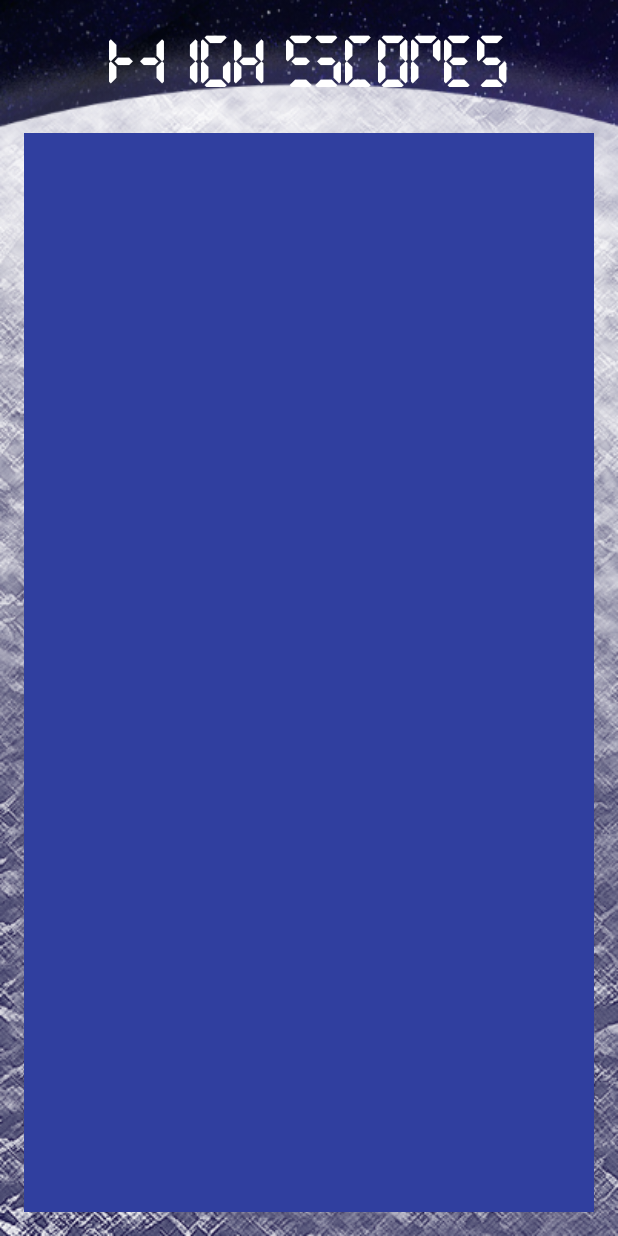
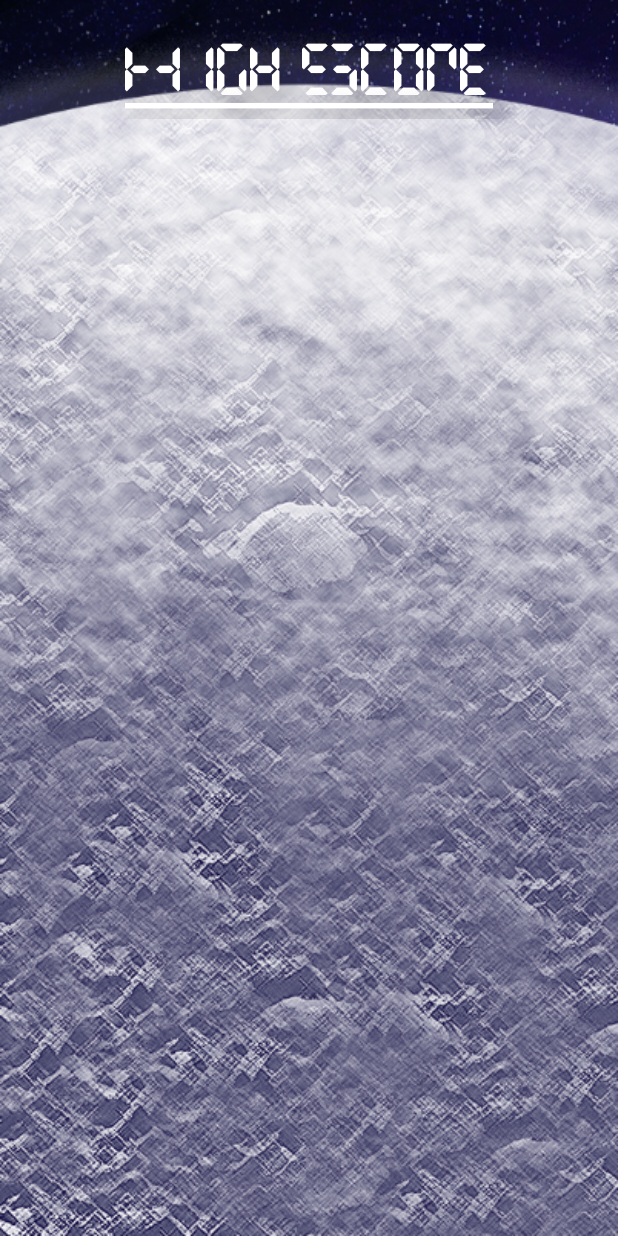
Before and after one commit to jschmitt4/TernionFinal, an Android app: the ScoreActivity screen opened directly, with no data from a screen before it, on a phone screen of 412 x 824 dp. Run offline under Robolectric (Android 15) with nearby library versions, the phone set to English and light mode, and no system bars.

Commit message:
High Score Design Change

```diff
--- a/app/src/main/java/com/danielchoi/ternionfinal/GameActivity.java
+++ b/app/src/main/java/com/danielchoi/ternionfinal/GameActivity.java
@@ -23,7 +23,7 @@ import android.widget.RelativeLayout;
 public class GameActivity extends AppCompatActivity implements View.OnClickListener{
     // Variables
     public static final int activityRef = 2000;
-    private int score;
+    private int score=0, count=0;
 
     public GridBoard playerGrid, enemyGrid;
     public Vibrator vb;
--- a/app/src/main/java/com/danielchoi/ternionfinal/GridBoard.java
+++ b/app/src/main/java/com/danielchoi/ternionfinal/GridBoard.java
@@ -53,7 +53,7 @@ public class GridBoard extends Activity implements OnTouchListener {
         vb =  (Vibrator) context.getSystemService(Context.VIBRATOR_SERVICE);
         linBoardGame = (LinearLayout) ((Activity)context).findViewById(boardID);
         gridContainer = (RelativeLayout) ((Activity)context).findViewById(R.id.gridContainer);
-        gridContainer.setOnTouchListener(this);
+        //gridContainer.setOnTouchListener(this);
         linBoardGame.setOnTouchListener(this);
         sizeOfCell = Math.round(ScreenWidth() / (maxN + (1)));
         prevShipSize = 0;
@@ -179,14 +179,14 @@ public class GridBoard extends Activity implements OnTouchListener {
                     //This is where we would place our figures!
                     break;
             }
-        }else{
+        }/*else{          ------------Test High Score
             int x = Math.round(motionEvent.getX());
             int y = Math.round(motionEvent.getY());
             Log.i("CONTAINER", "COORDINATES");
             Log.i("X: ", "" + x);
             Log.i("Y: ", "" + y);
 
-        }
+        }*/
         return true;
     }
     private boolean checkGridCell(){
--- a/app/src/main/res/layout/activity_score.xml
+++ b/app/src/main/res/layout/activity_score.xml
@@ -16,15 +16,21 @@
         android:layout_width="match_parent"
         android:layout_height="wrap_content"
         android:id="@+id/highScoreTv"
-        android:textColor="@color/white"
+        android:textColor="@color/text_shadow_white"
+        android:shadowColor="@color/text_shadow"
+        android:shadowDx="10"
+        android:shadowDy="10"
+        android:shadowRadius="20"
         android:textSize="50sp"
         android:textAlignment="center"
-        android:layout_marginBottom="20dp" />
+        android:layout_marginBottom="20dp"
+        android:paddingBottom="5dp"
+        android:paddingTop="5dp"/>
 
     <ListView
         android:layout_width="match_parent"
-        android:background="@color/white"
-        android:backgroundTint="@color/colorPrimaryDark"
+        android:background="@android:color/transparent"
+        android:listSelector="@android:color/transparent"
         android:layout_height="match_parent"
         android:layout_alignParentBottom="true"
         android:layout_alignParentStart="true"
--- a/app/src/main/res/layout/enter_name.xml
+++ b/app/src/main/res/layout/enter_name.xml
@@ -11,7 +11,7 @@
             android:id="@+id/congrats_textView"
             android:textAlignment="center"
             android:textSize="30sp"
-            android:textColor="@color/white"
+            android:textColor="@color/black"
             android:padding="5dp" />
 
         <EditText
--- a/app/src/main/res/values/colors.xml
+++ b/app/src/main/res/values/colors.xml
@@ -3,9 +3,12 @@
     <color name="colorPrimary">#3F51B5</color>
     <color name="colorPrimaryDark">#303F9F</color>
     <color name="colorAccent">#FF4081</color>
+    <color name="black">#000000</color>
     <color name="white">#FFFFFF</color>
     <color name="red">#FF0000</color>
-    <color name="blue">#0000FF</color>
-    <color name="green">#00FF00</color>
+    <color name="blue">#3090C7</color>
+    <color name="green">#CCFB5D</color>
     <color name="menuText">#FFFF00</color>
+    <color name="text_shadow">#70000000</color>
+    <color name="text_shadow_white">#FFFFFF</color>
 </resources>
--- a/app/src/main/res/values/strings.xml
+++ b/app/src/main/res/values/strings.xml
@@ -13,7 +13,7 @@
 
     <string name="defaultText">Default</string>
     <string name="congrats">Congrats!</string>
+    <string name="highscore"><u>High Score</u></string>
     <string name ="nameHint">Name</string>
-    <string name ="highscore">High Scores</string>
 
 </resources>
```
Also changed, not shown: app/src/main/res/layout/score_row.xml (+6 -6 lines).
